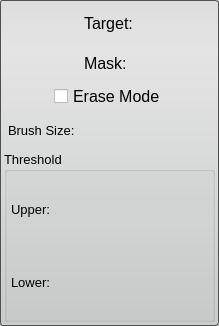
This is src/Interface/ToolInterface/PaintToolInterface.ui in SCIInstitute/Seg3D as Qt 5 draws it before an edit. The edited form follows.
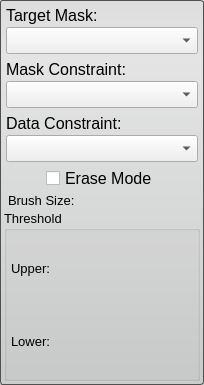
This is the edited form.

What changed in the file:
```diff
--- a/src/Interface/ToolInterface/PaintToolInterface.ui
+++ b/src/Interface/ToolInterface/PaintToolInterface.ui
@@ -6,8 +6,8 @@
    <rect>
     <x>0</x>
     <y>0</y>
-    <width>219</width>
-    <height>326</height>
+    <width>204</width>
+    <height>364</height>
    </rect>
   </property>
   <property name="sizePolicy">
@@ -16,18 +16,6 @@
     <verstretch>0</verstretch>
    </sizepolicy>
   </property>
-  <property name="minimumSize">
-   <size>
-    <width>0</width>
-    <height>326</height>
-   </size>
-  </property>
-  <property name="maximumSize">
-   <size>
-    <width>16777215</width>
-    <height>326</height>
-   </size>
-  </property>
   <property name="font">
    <font>
     <pointsize>12</pointsize>
@@ -51,9 +39,13 @@
     <number>4</number>
    </property>
    <item>
-    <layout class="QHBoxLayout" name="activeHLayout" stretch="0">
+    <widget class="QWidget" name="widget" native="true">
+     <layout class="QVBoxLayout" name="verticalLayout_4">
      <property name="spacing">
-      <number>0</number>
+       <number>2</number>
+      </property>
+      <property name="margin">
+       <number>2</number>
      </property>
      <item>
       <widget class="QLabel" name="activeLabel">
@@ -70,16 +62,24 @@
         </size>
        </property>
        <property name="text">
-        <string>Target:</string>
+         <string>Target Mask:</string>
        </property>
       </widget>
      </item>
-    </layout>
+      <item>
+       <widget class="QComboBox" name="target_mask_"/>
+      </item>
+     </layout>
+    </widget>
    </item>
    <item>
-    <layout class="QHBoxLayout" name="maskHLayout" stretch="1">
+    <widget class="QWidget" name="widget_2" native="true">
+     <layout class="QVBoxLayout" name="verticalLayout_5">
      <property name="spacing">
-      <number>0</number>
+       <number>2</number>
+      </property>
+      <property name="margin">
+       <number>2</number>
      </property>
      <item>
       <widget class="QLabel" name="maskLabel">
@@ -96,11 +96,49 @@
         </size>
        </property>
        <property name="text">
-        <string>Mask:</string>
+         <string>Mask Constraint:</string>
        </property>
       </widget>
      </item>
-    </layout>
+      <item>
+       <widget class="QComboBox" name="mask_constraint_"/>
+      </item>
+     </layout>
+    </widget>
+   </item>
+   <item>
+    <widget class="QWidget" name="widget_3" native="true">
+     <layout class="QVBoxLayout" name="verticalLayout_6">
+      <property name="spacing">
+       <number>2</number>
+      </property>
+      <property name="margin">
+       <number>2</number>
+      </property>
+      <item>
+       <widget class="QLabel" name="maskLabel_2">
+        <property name="sizePolicy">
+         <sizepolicy hsizetype="Fixed" vsizetype="Preferred">
+          <horstretch>0</horstretch>
+          <verstretch>0</verstretch>
+         </sizepolicy>
+        </property>
+        <property name="minimumSize">
+         <size>
+          <width>50</width>
+          <height>0</height>
+         </size>
+        </property>
+        <property name="text">
+         <string>Data Constraint:</string>
+        </property>
+       </widget>
+      </item>
+      <item>
+       <widget class="QComboBox" name="data_constraint_"/>
+      </item>
+     </layout>
+    </widget>
    </item>
    <item>
     <layout class="QHBoxLayout" name="eraseHLayout">
```
Lines whose indentation alone changed are shown as unchanged.
